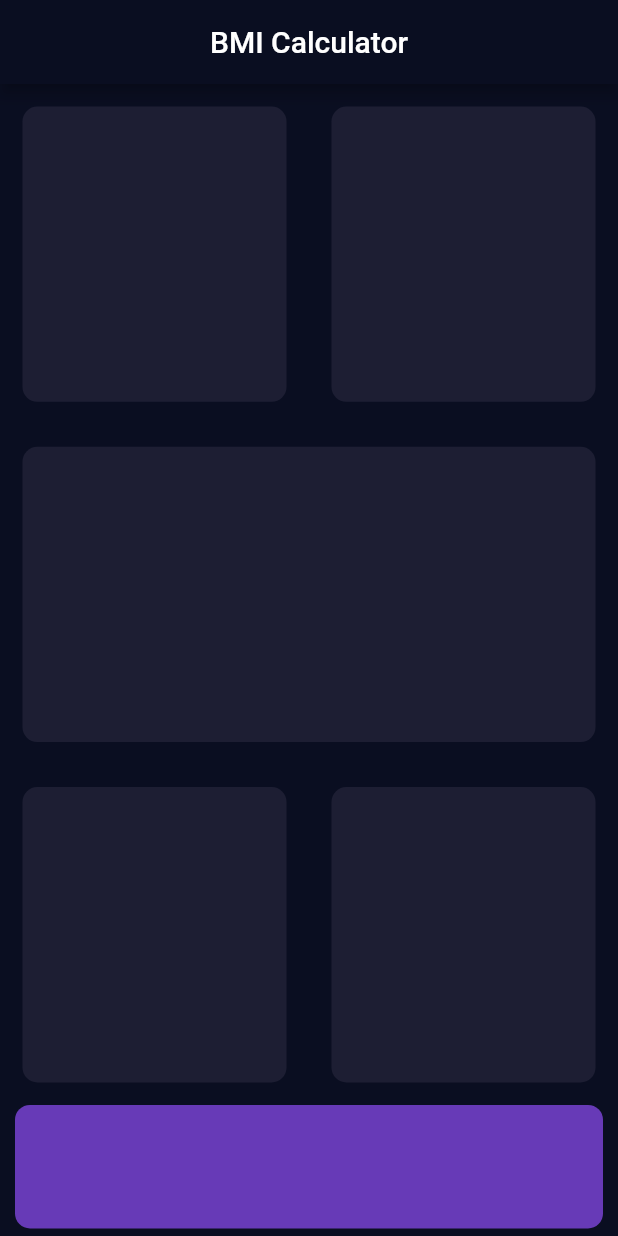
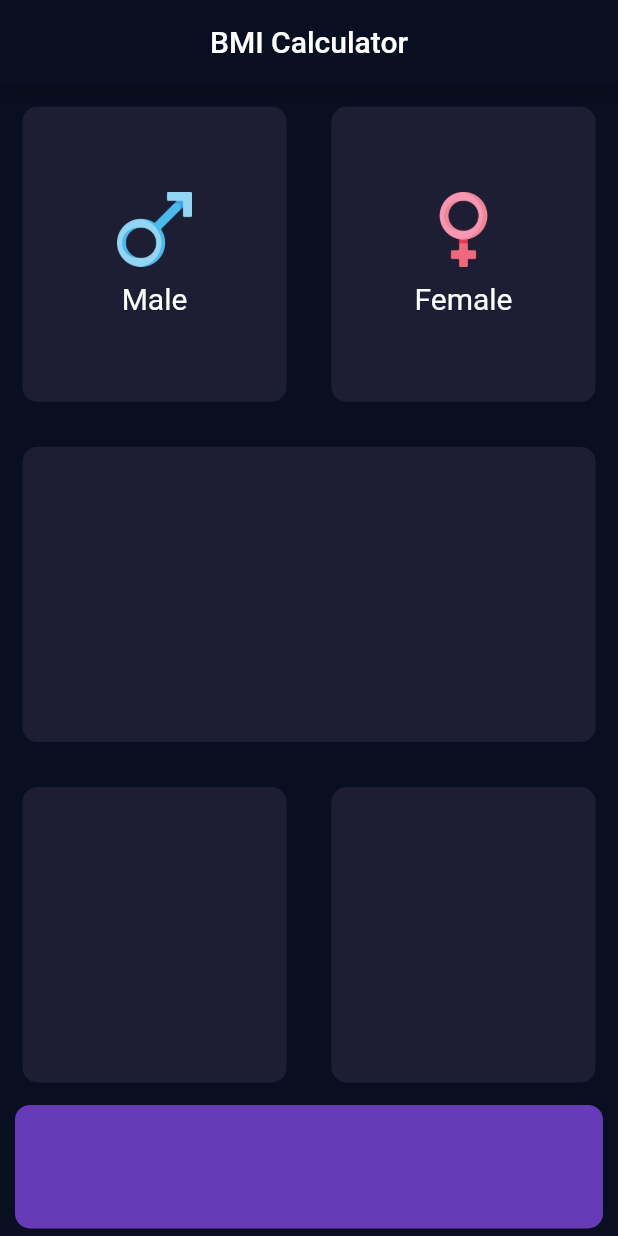
Before and after one commit to Naawaal/BMI-Calculator, a Flutter app: the screen it shows after launch, on a phone screen of 412 x 824 dp. Run offline on Flutter 3.47's test engine with Material 2 defaults, Android fonts, the phone set to English and light mode, and no system bars.

Commit message:
Added male, female icons and text

```diff
--- a/lib/components/top_container.dart
+++ b/lib/components/top_container.dart
@@ -1,9 +1,15 @@
 import 'package:flutter/cupertino.dart';
 
 class TopContainer extends StatelessWidget {
-  const TopContainer({super.key, required this.color});
-
   final Color color;
+  final Widget firstContainerchild;
+  final Widget secondContainerchild;
+  const TopContainer({
+    super.key,
+    required this.color,
+    required this.firstContainerchild,
+    required this.secondContainerchild,
+  });
 
   @override
   Widget build(BuildContext context) {
@@ -12,20 +18,24 @@ class TopContainer extends StatelessWidget {
       children: [
         Expanded(
           child: Container(
+            height: MediaQuery.of(context).size.height,
             margin: const EdgeInsets.all(15),
             decoration: const BoxDecoration(
               color: Color(0xFF1D1E33),
               borderRadius: BorderRadius.all(Radius.circular(10)),
             ),
+            child: firstContainerchild,
           ),
         ),
         Expanded(
           child: Container(
+            height: MediaQuery.of(context).size.height,
             margin: const EdgeInsets.all(15),
             decoration: const BoxDecoration(
               color: Color(0xFF1D1E33),
               borderRadius: BorderRadius.all(Radius.circular(10)),
             ),
+            child: secondContainerchild,
           ),
         ),
       ],
--- a/lib/screens/homepage.dart
+++ b/lib/screens/homepage.dart
@@ -21,17 +21,50 @@ class _HomepageScreenState extends State<HomepageScreen> {
         title: const Text('BMI Calculator'),
       ),
       body: Column(
-        children: const [
+        children: [
+          //------Top Container Widget-------//
           TopContainer(
+            color: const Color(0xFF1D1E33),
+            firstContainerchild: Column(
+              mainAxisAlignment: MainAxisAlignment.center,
+              children: [
+                Image.asset(
+                  'assets/png/male.png',
+                  height: 50,
+                  width: 50,
+                  fit: BoxFit.cover,
+                ),
+                const SizedBox(height: 10),
+                const Text(
+                  'Male',
+                  style: TextStyle(color: Colors.white, fontSize: 20),
+                ),
+              ],
+            ),
+            secondContainerchild: Column(
+              mainAxisAlignment: MainAxisAlignment.center,
+              children: [
+                Image.asset(
+                  'assets/png/female.png',
+                  height: 50,
+                  width: 50,
+                  fit: BoxFit.cover,
+                ),
+                const SizedBox(height: 10),
+                const Text('Female',
+                    style: TextStyle(color: Colors.white, fontSize: 20)),
+              ],
+            ),
+          ),
+          //------Middle Container Widget-------//
+          const MiddleContainer(
             color: Color(0xFF1D1E33),
           ),
-          MiddleContainer(
+          //------Buttom Container Widget-------//
+          const ButtomContainer(
             color: Color(0xFF1D1E33),
           ),
-          ButtomContainer(
-            color: Color(0xFF1D1E33),
-          ),
-          CalculateContainer(),
+          const CalculateContainer(),
         ],
       ),
     );
--- a/pubspec.yaml
+++ b/pubspec.yaml
@@ -36,6 +36,7 @@ dependencies:
   # The following adds the Cupertino Icons font to your application.
   # Use with the CupertinoIcons class for iOS style icons.
   cupertino_icons: ^1.0.2
+  font_awesome_flutter: ^10.3.0
 
 dev_dependencies:
   flutter_test:
```
Also changed, not shown: pubspec.lock.
